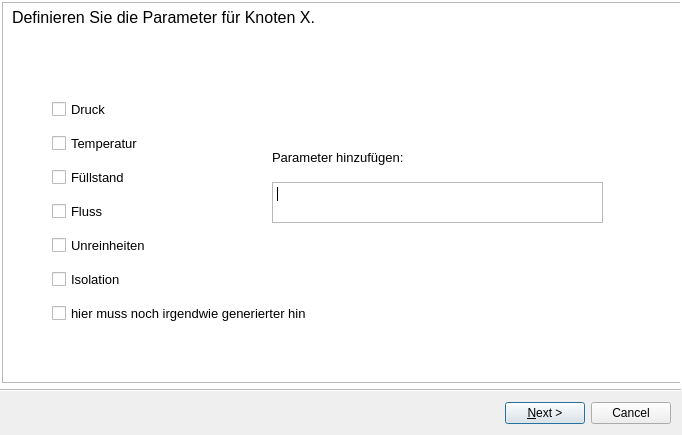
This is Code/wizard.ui in MSPietsch/HMI as Qt 5 draws it before an edit. The edited form follows.
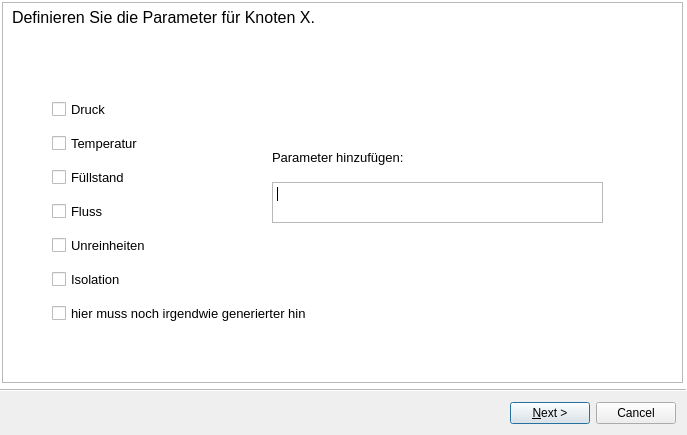
This is the edited form. Icons and pictures are not drawn.

What changed in the file:
```diff
--- a/Code/wizard.ui
+++ b/Code/wizard.ui
@@ -9,7 +9,7 @@
    <rect>
     <x>0</x>
     <y>0</y>
-    <width>682</width>
+    <width>687</width>
     <height>435</height>
    </rect>
   </property>
```
Left out of the diff: 130 changed lines with no effect on the pictures.
